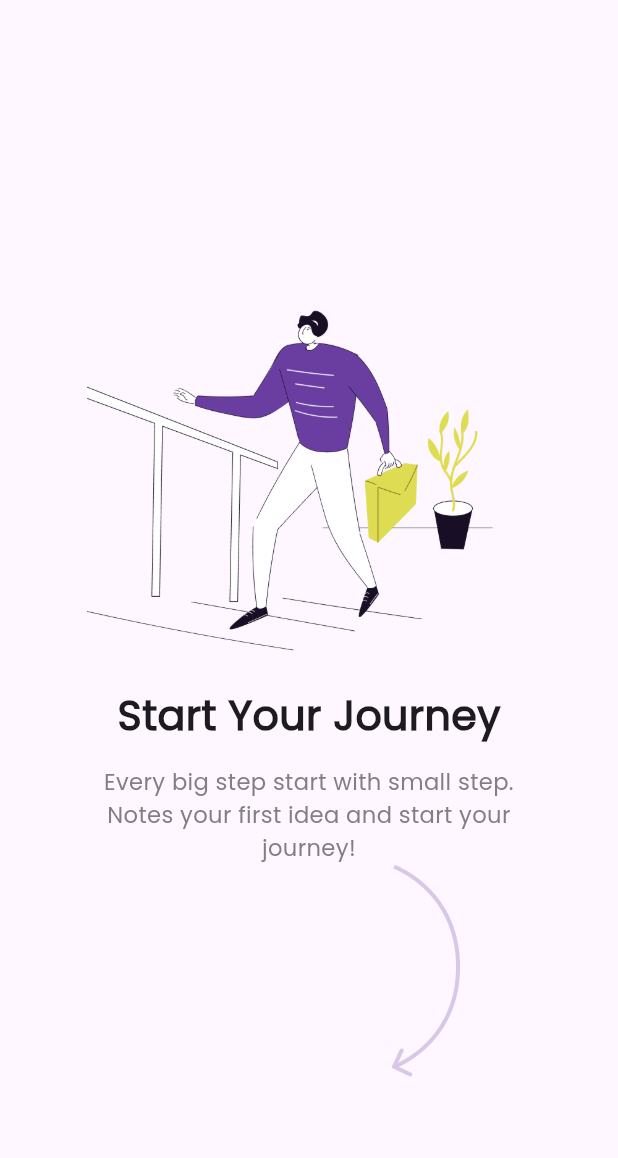
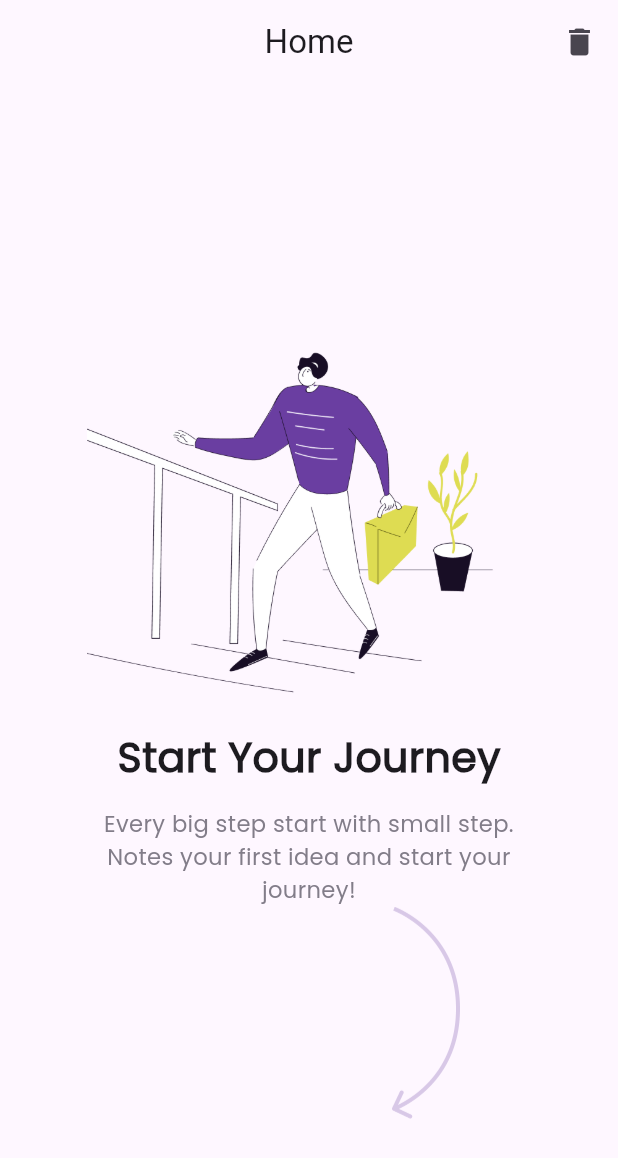
Before and after one commit to MPLectures/notes_mp_batch_five, a Flutter app: the LayoutHome screen opened directly, on a phone screen of 412 x 824 dp. Shown: the top 1158 px of the screen. Run offline on Flutter 3.47's test engine with Material 3 defaults, Android fonts, the phone set to English and light mode, and no system bars; our stand-ins replace animated_bottom_navigation_bar, get, sizer.

Commit message:
UI with state management

```diff
--- a/lib/views/layouts/layout_home.dart
+++ b/lib/views/layouts/layout_home.dart
@@ -10,7 +10,21 @@ class LayoutHome extends StatelessWidget {
   Widget build(BuildContext context) {
     NotesController controller = Get.put(NotesController());
     return Obx(() {
-      return SafeArea(
+      return Scaffold(
+        appBar: AppBar(
+          automaticallyImplyLeading: false,
+          title: Text("Home"),
+          centerTitle: true,
+          actions: [
+            GestureDetector(
+              onTap: (){
+                controller.notesList.clear();
+              },
+              child: Icon(Icons.delete).paddingOnly(right: 10.sp),
+            )
+          ],
+        ),
+        body: SafeArea(
           child: controller.notesList.isNotEmpty
               ? ListView.builder(
                   physics: BouncingScrollPhysics(),
@@ -51,6 +65,7 @@ class LayoutHome extends StatelessWidget {
                     ),
                   ],
                 ).paddingSymmetric(horizontal: 14.w),
+        ),
       );
     });
   }
```
Lines whose indentation alone changed are shown as unchanged.
